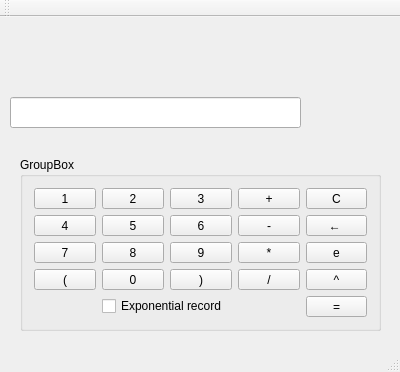
Qt form Calc/mainwindow.ui (IrinaShkviro/FirstProgrammes) before a commit.
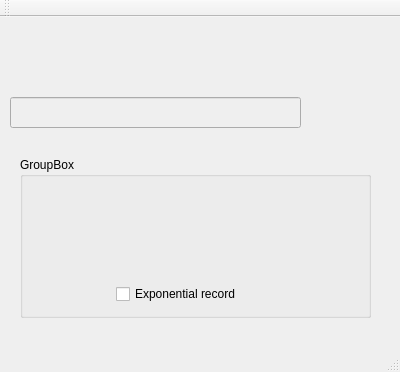
The same form after that commit. Icons and pictures are not drawn.

```diff
--- a/Calc/mainwindow.ui
+++ b/Calc/mainwindow.ui
@@ -23,8 +23,8 @@
      <rect>
       <x>20</x>
       <y>140</y>
-      <width>361</width>
-      <height>174</height>
+      <width>351</width>
+      <height>161</height>
      </rect>
     </property>
     <property name="title">
@@ -37,253 +37,22 @@
      <bool>false</bool>
     </property>
     <layout class="QGridLayout" name="gridLayout_5">
-     <item row="1" column="3">
-      <widget class="QPushButton" name="pushButton_14">
-       <property name="sizePolicy">
-        <sizepolicy hsizetype="Fixed" vsizetype="Fixed">
-         <horstretch>0</horstretch>
-         <verstretch>0</verstretch>
-        </sizepolicy>
-       </property>
-       <property name="text">
-        <string>+</string>
-       </property>
-      </widget>
-     </item>
-     <item row="3" column="3">
-      <widget class="QPushButton" name="pushButton_12">
-       <property name="sizePolicy">
-        <sizepolicy hsizetype="Fixed" vsizetype="Fixed">
-         <horstretch>0</horstretch>
-         <verstretch>0</verstretch>
-        </sizepolicy>
-       </property>
-       <property name="text">
-        <string>*</string>
-       </property>
-      </widget>
-     </item>
-     <item row="4" column="3">
-      <widget class="QPushButton" name="pushButton_16">
-       <property name="sizePolicy">
-        <sizepolicy hsizetype="Fixed" vsizetype="Fixed">
-         <horstretch>0</horstretch>
-         <verstretch>0</verstretch>
-        </sizepolicy>
-       </property>
-       <property name="text">
-        <string>/</string>
-       </property>
-      </widget>
-     </item>
-     <item row="2" column="3">
-      <widget class="QPushButton" name="pushButton_13">
-       <property name="sizePolicy">
-        <sizepolicy hsizetype="Fixed" vsizetype="Fixed">
-         <horstretch>0</horstretch>
-         <verstretch>0</verstretch>
-        </sizepolicy>
-       </property>
-       <property name="text">
-        <string>-</string>
-       </property>
-      </widget>
-     </item>
-     <item row="4" column="0">
-      <widget class="QPushButton" name="pushButton_17">
-       <property name="text">
-        <string>(</string>
-       </property>
-      </widget>
-     </item>
-     <item row="4" column="2">
-      <widget class="QPushButton" name="pushButton_18">
-       <property name="text">
-        <string>)</string>
-       </property>
-      </widget>
-     </item>
-     <item row="2" column="4">
-      <widget class="QPushButton" name="pushButton_19">
-       <property name="text">
-        <string>← </string>
-       </property>
-      </widget>
-     </item>
-     <item row="1" column="4">
-      <widget class="QPushButton" name="pushButton_20">
-       <property name="text">
-        <string>C</string>
-       </property>
-      </widget>
-     </item>
-     <item row="2" column="0">
-      <widget class="QPushButton" name="pushButton_4">
-       <property name="sizePolicy">
-        <sizepolicy hsizetype="Fixed" vsizetype="Fixed">
-         <horstretch>0</horstretch>
-         <verstretch>0</verstretch>
-        </sizepolicy>
-       </property>
-       <property name="text">
-        <string>4</string>
-       </property>
-      </widget>
-     </item>
-     <item row="4" column="4">
-      <widget class="QPushButton" name="pushButton_15">
-       <property name="sizePolicy">
-        <sizepolicy hsizetype="Fixed" vsizetype="Fixed">
-         <horstretch>0</horstretch>
-         <verstretch>0</verstretch>
-        </sizepolicy>
-       </property>
-       <property name="text">
-        <string>^</string>
-       </property>
-      </widget>
-     </item>
-     <item row="1" column="2">
-      <widget class="QPushButton" name="pushButton_9">
-       <property name="sizePolicy">
-        <sizepolicy hsizetype="Fixed" vsizetype="Fixed">
-         <horstretch>0</horstretch>
-         <verstretch>0</verstretch>
-        </sizepolicy>
-       </property>
-       <property name="text">
-        <string>3</string>
-       </property>
-      </widget>
-     </item>
-     <item row="5" column="4">
-      <widget class="QPushButton" name="pushButton_11">
-       <property name="sizePolicy">
-        <sizepolicy hsizetype="Fixed" vsizetype="Fixed">
-         <horstretch>0</horstretch>
-         <verstretch>0</verstretch>
-        </sizepolicy>
-       </property>
-       <property name="text">
-        <string>=</string>
-       </property>
-      </widget>
-     </item>
-     <item row="3" column="1">
-      <widget class="QPushButton" name="pushButton_2">
-       <property name="sizePolicy">
-        <sizepolicy hsizetype="Fixed" vsizetype="Fixed">
-         <horstretch>0</horstretch>
-         <verstretch>0</verstretch>
-        </sizepolicy>
-       </property>
-       <property name="text">
-        <string>8</string>
-       </property>
-      </widget>
-     </item>
-     <item row="2" column="2">
-      <widget class="QPushButton" name="pushButton_8">
-       <property name="sizePolicy">
-        <sizepolicy hsizetype="Fixed" vsizetype="Fixed">
-         <horstretch>0</horstretch>
-         <verstretch>0</verstretch>
-        </sizepolicy>
-       </property>
-       <property name="text">
-        <string>6</string>
-       </property>
-      </widget>
-     </item>
-     <item row="3" column="2">
-      <widget class="QPushButton" name="pushButton_7">
-       <property name="sizePolicy">
-        <sizepolicy hsizetype="Fixed" vsizetype="Fixed">
-         <horstretch>0</horstretch>
-         <verstretch>0</verstretch>
-        </sizepolicy>
-       </property>
-       <property name="text">
-        <string>9</string>
-       </property>
-      </widget>
-     </item>
-     <item row="1" column="1">
-      <widget class="QPushButton" name="pushButton_3">
-       <property name="sizePolicy">
-        <sizepolicy hsizetype="Fixed" vsizetype="Fixed">
-         <horstretch>0</horstretch>
-         <verstretch>0</verstretch>
-        </sizepolicy>
-       </property>
-       <property name="text">
-        <string>2</string>
-       </property>
-      </widget>
-     </item>
-     <item row="1" column="0">
-      <widget class="QPushButton" name="pushButton_5">
-       <property name="sizePolicy">
-        <sizepolicy hsizetype="Fixed" vsizetype="Fixed">
-         <horstretch>0</horstretch>
-         <verstretch>0</verstretch>
-        </sizepolicy>
-       </property>
-       <property name="text">
-        <string>1</string>
-       </property>
-      </widget>
-     </item>
-     <item row="4" column="1">
-      <widget class="QPushButton" name="pushButton_10">
-       <property name="text">
-        <string>0</string>
-       </property>
-      </widget>
-     </item>
-     <item row="3" column="4">
-      <widget class="QPushButton" name="pushButton_21">
-       <property name="text">
-        <string>e</string>
-       </property>
-      </widget>
-     </item>
-     <item row="2" column="1">
-      <widget class="QPushButton" name="pushButton">
-       <property name="sizePolicy">
-        <sizepolicy hsizetype="Fixed" vsizetype="Fixed">
-         <horstretch>0</horstretch>
-         <verstretch>0</verstretch>
-        </sizepolicy>
-       </property>
-       <property name="text">
-        <string>5</string>
-       </property>
-      </widget>
-     </item>
-     <item row="3" column="0">
-      <widget class="QPushButton" name="pushButton_6">
-       <property name="sizePolicy">
-        <sizepolicy hsizetype="Fixed" vsizetype="Fixed">
-         <horstretch>0</horstretch>
-         <verstretch>0</verstretch>
-        </sizepolicy>
-       </property>
-       <property name="text">
-        <string>7</string>
-       </property>
-      </widget>
-     </item>
-     <item row="5" column="1" colspan="2">
+     <item row="3" column="1" colspan="2">
       <widget class="QCheckBox" name="checkBox">
        <property name="text">
         <string>Exponential record</string>
        </property>
       </widget>
      </item>
+     <item row="1" column="0" rowspan="2" colspan="4">
+      <layout class="QGridLayout" name="keyBoard"/>
+     </item>
     </layout>
    </widget>
    <widget class="QLineEdit" name="lineEdit">
+    <property name="enabled">
+     <bool>false</bool>
+    </property>
     <property name="geometry">
      <rect>
       <x>10</x>
```
